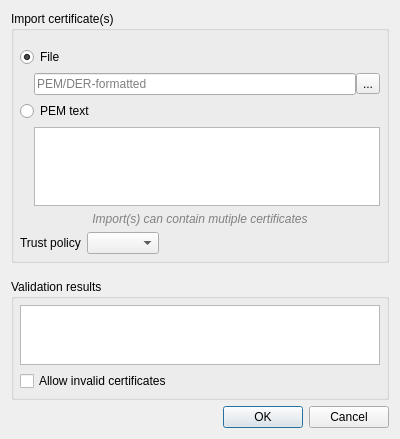
This is src/ui/auth/qgsauthimportcertdialog.ui in qgis/QGIS as Qt 5 draws it before an edit. The edited form follows.
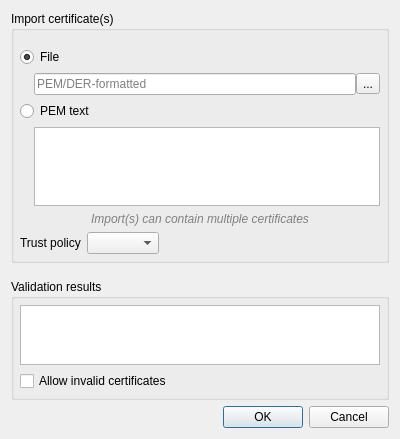
This is the edited form. Custom widgets are drawn as their Qt base class.

```diff
--- a/src/ui/auth/qgsauthimportcertdialog.ui
+++ b/src/ui/auth/qgsauthimportcertdialog.ui
@@ -98,7 +98,7 @@
            <string notr="true">color: rgb(128, 128, 128);</string>
           </property>
           <property name="text">
-           <string>Import(s) can contain mutiple certificates</string>
+           <string>Import(s) can contain multiple certificates</string>
           </property>
           <property name="alignment">
            <set>Qt::AlignCenter</set>
```
